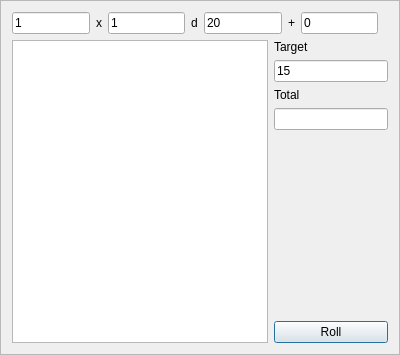
MMetze/DMHelper, file DMHelper/src/dicerollframe.ui: the form before one commit.
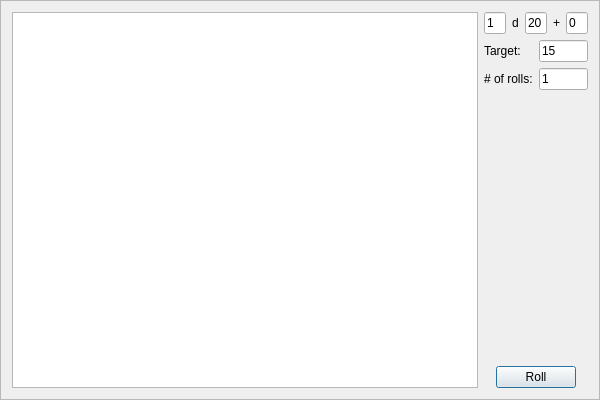
The form after the commit. Icons and pictures are not drawn.

Commit message: Improved usability of the dice rolling dialog/frame

```diff
--- a/DMHelper/src/dicerollframe.ui
+++ b/DMHelper/src/dicerollframe.ui
@@ -6,8 +6,8 @@
    <rect>
     <x>0</x>
     <y>0</y>
-    <width>400</width>
-    <height>355</height>
+    <width>600</width>
+    <height>400</height>
    </rect>
   </property>
   <property name="windowTitle">
@@ -23,25 +23,34 @@
   <property name="frameShadow">
    <enum>QFrame::Raised</enum>
   </property>
-  <layout class="QVBoxLayout" name="verticalLayout_2">
+  <layout class="QHBoxLayout" name="horizontalLayout" stretch="10,1">
    <item>
-    <layout class="QHBoxLayout" name="horizontalLayout">
-     <item>
-      <widget class="QLineEdit" name="editRollCount">
-       <property name="text">
-        <string>1</string>
-       </property>
-      </widget>
-     </item>
-     <item>
-      <widget class="QLabel" name="label">
-       <property name="text">
-        <string>x</string>
+    <widget class="QTextEdit" name="editResult">
+     <property name="sizePolicy">
+      <sizepolicy hsizetype="Expanding" vsizetype="MinimumExpanding">
+       <horstretch>0</horstretch>
+       <verstretch>0</verstretch>
+      </sizepolicy>
+     </property>
+     <property name="font">
+      <font>
+       <pointsize>12</pointsize>
+      </font>
        </property>
       </widget>
      </item>
+   <item>
+    <layout class="QVBoxLayout" name="verticalLayout">
+     <item>
+      <layout class="QHBoxLayout" name="horizontalLayout_4">
      <item>
       <widget class="QLineEdit" name="editDiceCount">
+         <property name="maximumSize">
+          <size>
+           <width>50</width>
+           <height>16777215</height>
+          </size>
+         </property>
        <property name="text">
         <string>1</string>
        </property>
@@ -56,6 +65,12 @@
      </item>
      <item>
       <widget class="QLineEdit" name="editDiceType">
+         <property name="maximumSize">
+          <size>
+           <width>50</width>
+           <height>16777215</height>
+          </size>
+         </property>
        <property name="text">
         <string>20</string>
        </property>
@@ -70,53 +85,29 @@
      </item>
      <item>
       <widget class="QLineEdit" name="editBonus">
+         <property name="maximumSize">
+          <size>
+           <width>50</width>
+           <height>16777215</height>
+          </size>
+         </property>
        <property name="text">
         <string>0</string>
        </property>
       </widget>
      </item>
-     <item>
-      <spacer name="horizontalSpacer">
-       <property name="orientation">
-        <enum>Qt::Horizontal</enum>
-       </property>
-       <property name="sizeHint" stdset="0">
-        <size>
-         <width>40</width>
-         <height>20</height>
-        </size>
-       </property>
-      </spacer>
-     </item>
     </layout>
    </item>
    <item>
-    <layout class="QHBoxLayout" name="horizontalLayout_2">
-     <item>
-      <widget class="QTextEdit" name="editResult">
-       <property name="sizePolicy">
-        <sizepolicy hsizetype="Expanding" vsizetype="MinimumExpanding">
-         <horstretch>0</horstretch>
-         <verstretch>0</verstretch>
-        </sizepolicy>
-       </property>
-       <property name="font">
-        <font>
-         <pointsize>12</pointsize>
-        </font>
-       </property>
-      </widget>
-     </item>
-     <item>
-      <layout class="QVBoxLayout" name="verticalLayout">
-       <item>
+      <layout class="QFormLayout" name="formLayout">
+       <item row="0" column="0">
         <widget class="QLabel" name="label_4">
          <property name="text">
-          <string>Target</string>
+          <string>Target:</string>
          </property>
         </widget>
        </item>
-       <item>
+       <item row="0" column="1">
         <widget class="QLineEdit" name="editTarget">
          <property name="sizePolicy">
           <sizepolicy hsizetype="Preferred" vsizetype="Fixed">
@@ -124,20 +115,38 @@
            <verstretch>0</verstretch>
           </sizepolicy>
          </property>
+         <property name="maximumSize">
+          <size>
+           <width>16777215</width>
+           <height>16777215</height>
+          </size>
+         </property>
          <property name="text">
           <string>15</string>
          </property>
         </widget>
        </item>
-       <item>
-        <widget class="QLabel" name="label_5">
+       <item row="1" column="0">
+        <widget class="QLabel" name="label">
          <property name="text">
-          <string>Total</string>
+          <string># of rolls:</string>
          </property>
         </widget>
        </item>
-       <item>
-        <widget class="QLineEdit" name="edtTotal"/>
+       <item row="1" column="1">
+        <widget class="QLineEdit" name="editRollCount">
+         <property name="maximumSize">
+          <size>
+           <width>16777215</width>
+           <height>16777215</height>
+          </size>
+         </property>
+         <property name="text">
+          <string>1</string>
+         </property>
+        </widget>
+       </item>
+      </layout>
        </item>
        <item>
         <spacer name="verticalSpacer">
@@ -153,6 +162,21 @@
         </spacer>
        </item>
        <item>
+      <layout class="QHBoxLayout" name="horizontalLayout_3">
+       <item>
+        <spacer name="horizontalSpacer">
+         <property name="orientation">
+          <enum>Qt::Horizontal</enum>
+         </property>
+         <property name="sizeHint" stdset="0">
+          <size>
+           <width>40</width>
+           <height>20</height>
+          </size>
+         </property>
+        </spacer>
+       </item>
+       <item>
         <widget class="QPushButton" name="btnRoll">
          <property name="text">
           <string>Roll</string>
@@ -162,6 +186,19 @@
          </property>
         </widget>
        </item>
+       <item>
+        <spacer name="horizontalSpacer_2">
+         <property name="orientation">
+          <enum>Qt::Horizontal</enum>
+         </property>
+         <property name="sizeHint" stdset="0">
+          <size>
+           <width>40</width>
+           <height>20</height>
+          </size>
+         </property>
+        </spacer>
+       </item>
       </layout>
      </item>
     </layout>
```
Lines whose indentation alone changed are shown as unchanged. The commit also changes 4 other files.
